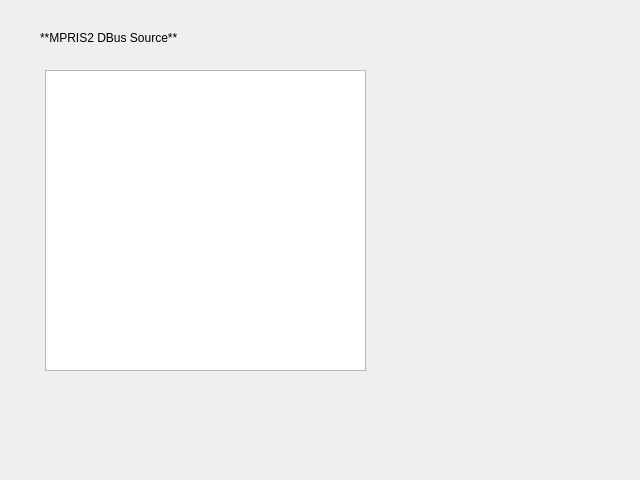
Before: the Qt Designer form nowplaying/resources/ui/inputs_mpris2.ui in whatsnowplaying/whats-now-playing, drawn with Qt 5.
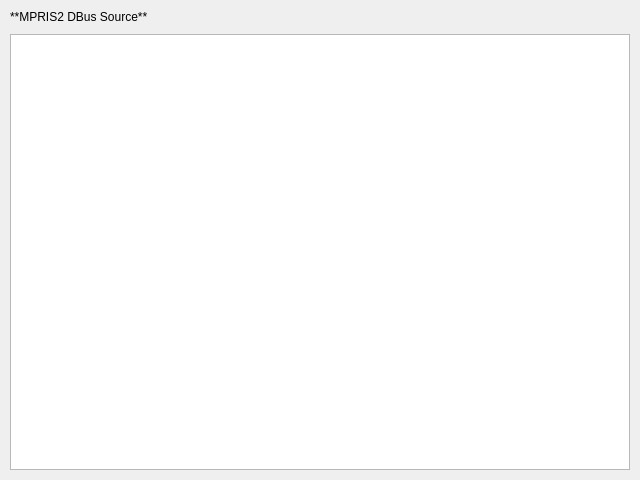
After: the same form once the commit is applied.

```diff
--- a/nowplaying/resources/ui/inputs_mpris2.ui
+++ b/nowplaying/resources/ui/inputs_mpris2.ui
@@ -13,15 +13,15 @@
   <property name="windowTitle">
    <string>MPRIS2</string>
   </property>
+  <layout class="QVBoxLayout" name="main_layout">
+   <property name="margin">
+    <number>10</number>
+   </property>
+   <property name="spacing">
+    <number>10</number>
+   </property>
+   <item>
   <widget class="QLabel" name="header_label">
-   <property name="geometry">
-    <rect>
-     <x>40</x>
-     <y>30</y>
-     <width>291</width>
-     <height>16</height>
-    </rect>
-   </property>
    <property name="text">
     <string>**MPRIS2 DBus Source**</string>
    </property>
@@ -29,16 +29,18 @@
     <enum>Qt::MarkdownText</enum>
    </property>
   </widget>
+   </item>
+   <item>
   <widget class="QListWidget" name="list_widget">
-   <property name="geometry">
-    <rect>
-     <x>45</x>
-     <y>70</y>
-     <width>321</width>
-     <height>301</height>
-    </rect>
-   </property>
-  </widget>
+     <property name="sizePolicy">
+      <sizepolicy hsizetype="Expanding" vsizetype="Expanding">
+       <horstretch>0</horstretch>
+       <verstretch>1</verstretch>
+      </sizepolicy>
+     </property>
+    </widget>
+   </item>
+  </layout>
  </widget>
  <resources/>
  <connections/>
```
Lines whose indentation alone changed are shown as unchanged.
